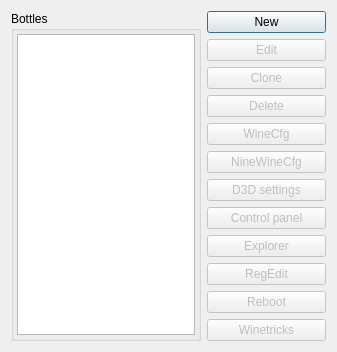
sr-tream/WineBottle, file wbsettings.ui: the form before one commit.
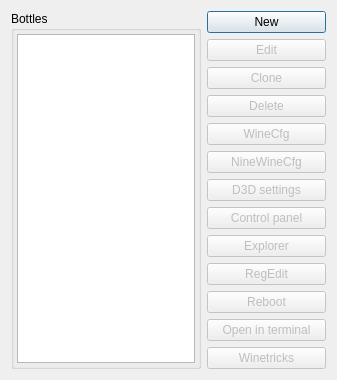
The form after the commit.

Commit message: fucking git

```diff
--- a/wbsettings.ui
+++ b/wbsettings.ui
@@ -145,6 +145,16 @@
          </property>
         </widget>
        </item>
+       <item>
+        <widget class="QPushButton" name="bottle_terminal">
+         <property name="enabled">
+          <bool>false</bool>
+         </property>
+         <property name="text">
+          <string>Open in terminal</string>
+         </property>
+        </widget>
+       </item>
        <item>
         <widget class="QPushButton" name="bottle_winetricks">
          <property name="enabled">
```
The commit also changes 2 other files.
